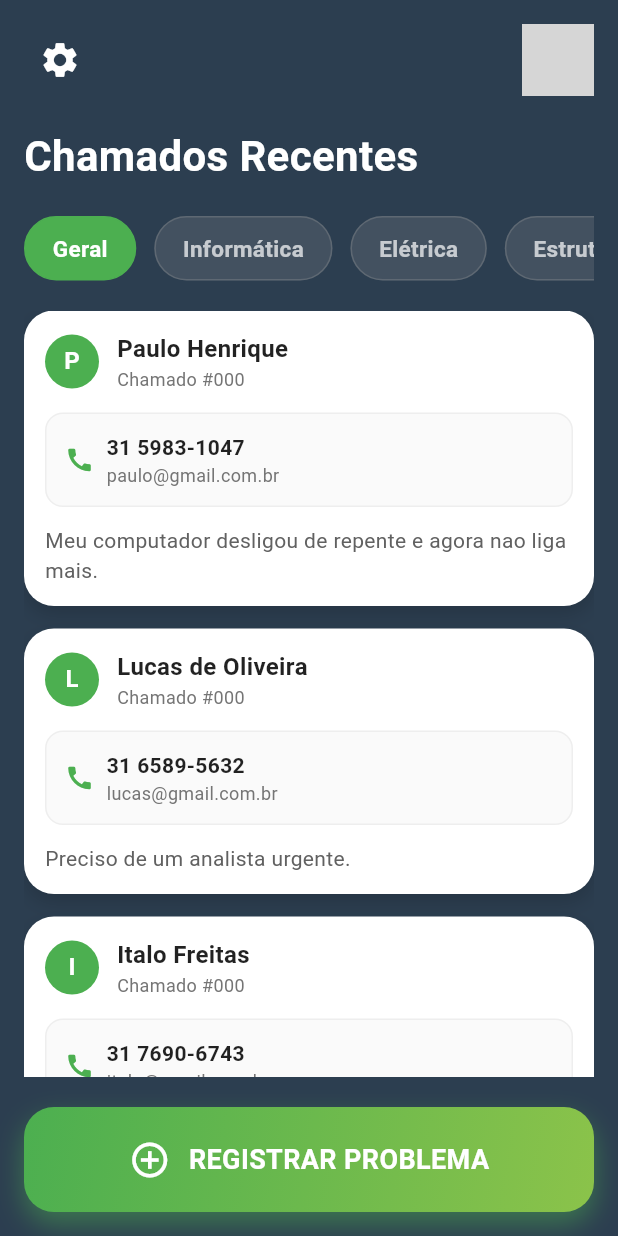
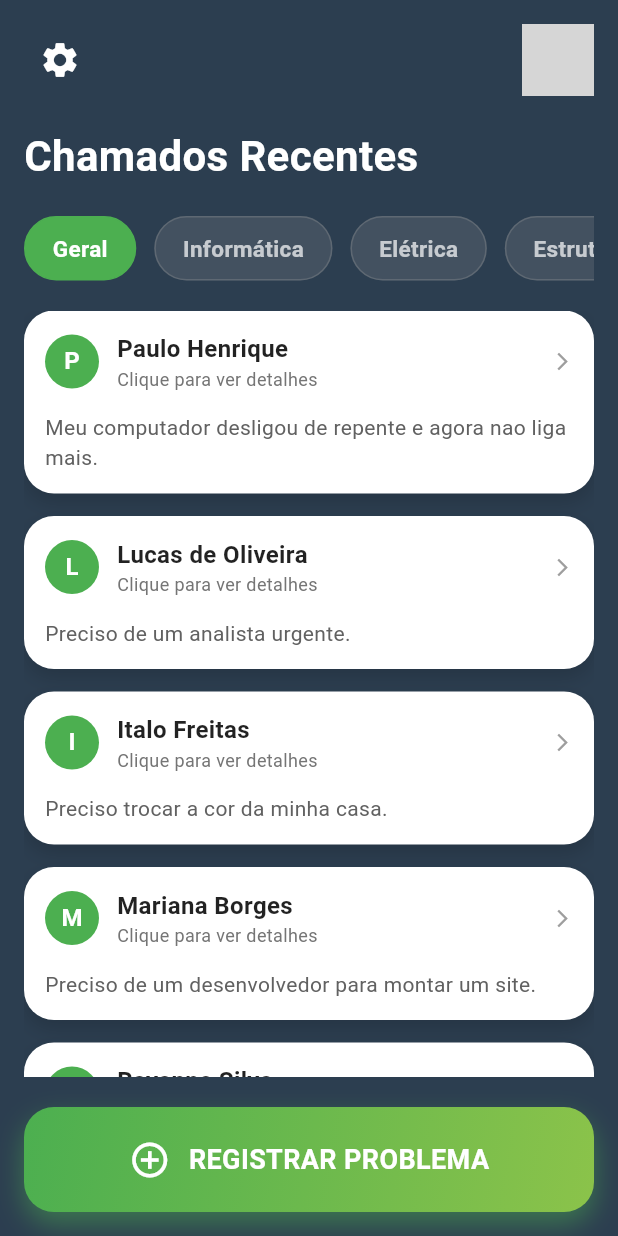
Before and after one commit to kauapcota-sketch/P.I_Work_Fast, a Flutter app: the TelaLista screen opened directly, on a phone screen of 412 x 824 dp. Run offline on Flutter 3.47's test engine with Material 3 defaults, Android fonts, the phone set to English and light mode, and no system bars; our stand-ins replace hive_flutter, image_picker; accounts and stored records are empty; network calls fail; grey boxes are pictures that could not be loaded.

Commit message:
funcionando2

```diff
--- a/workfast/lib/buscar_trabalho.dart
+++ b/workfast/lib/buscar_trabalho.dart
@@ -1,7 +1,8 @@
 import 'package:flutter/material.dart';
 import 'package:workfast/perfil.dart';
 import 'package:workfast/registrar_problema_page.dart';
-import 'package:workfast/chamado_model.dart'; // Mudei de "chamado_model.dart" (com espaço) para "chamado_model.dart" (com underline)
+import 'package:workfast/chamado_model.dart';
+import 'package:workfast/detalhes_chamado_page.dart'; // Importa a nova tela de detalhes
 
 void main() {
   runApp(const busctrabalho());
@@ -50,22 +51,19 @@ class _TelaListaState extends State<TelaLista> {
   @override
   Widget build(BuildContext context) {
     return Scaffold(
-      backgroundColor: const Color(0xFF2C3E50), // Fundo escuro para contraste
+      backgroundColor: const Color(0xFF2C3E50),
       body: SafeArea(
         child: Padding(
           padding: const EdgeInsets.all(16),
           child: Column(
             children: [
-              // 🔝 TOPO - Configurações e Avatar
               Row(
                 mainAxisAlignment: MainAxisAlignment.spaceBetween,
                 children: [
                   IconButton(
                     icon: const Icon(Icons.settings,
                         color: Colors.white, size: 28),
-                    onPressed: () {
-                      // Ação para configurações
-                    },
+                    onPressed: () {},
                   ),
                   GestureDetector(
                     onTap: () {
@@ -78,16 +76,13 @@ class _TelaListaState extends State<TelaLista> {
                     },
                     child: const CircleAvatar(
                       radius: 24,
-                      backgroundImage: NetworkImage(
-                          'https://i.pravatar.cc/100?img=3'), // Imagem de avatar dinâmica
+                      backgroundImage:
+                          NetworkImage('https://i.pravatar.cc/100?img=3'),
                     ),
                   ),
                 ],
               ),
-
               const SizedBox(height: 20),
-
-              // Título da Página
               const Align(
                 alignment: Alignment.centerLeft,
                 child: Text(
@@ -100,8 +95,6 @@ class _TelaListaState extends State<TelaLista> {
                 ),
               ),
               const SizedBox(height: 20),
-
-              // 🏷️ CATEGORIAS - Botões clicáveis
               SingleChildScrollView(
                 scrollDirection: Axis.horizontal,
                 child: Row(
@@ -114,10 +107,7 @@ class _TelaListaState extends State<TelaLista> {
                   ],
                 ),
               ),
-
               const SizedBox(height: 20),
-
-              // 📋 LISTA DE CHAMADOS
               Expanded(
                 child: _chamadosExibidos.isEmpty
                     ? const Center(
@@ -133,19 +123,12 @@ class _TelaListaState extends State<TelaLista> {
                           return Padding(
                             padding: const EdgeInsets.only(bottom: 15),
                             child: CardChamado(
-                              nome: chamado.nome,
-                              descricao: chamado.descricao,
-                              telefone: chamado.telefone,
-                              email: chamado.email,
-                            ),
+                                chamado: chamado), // Passa o objeto completo
                           );
                         },
                       ),
               ),
-
               const SizedBox(height: 20),
-
-              // 📸 BOTÃO INFERIOR - REGISTRAR PROBLEMA
               GestureDetector(
                 onTap: () {
                   Navigator.push(
@@ -160,10 +143,7 @@ class _TelaListaState extends State<TelaLista> {
                   width: double.infinity,
                   decoration: BoxDecoration(
                     gradient: const LinearGradient(
-                      colors: [
-                        Color(0xFF4CAF50),
-                        Color(0xFF8BC34A)
-                      ], // Gradiente de verde
+                      colors: [Color(0xFF4CAF50), Color(0xFF8BC34A)],
                       begin: Alignment.topLeft,
                       end: Alignment.bottomRight,
                     ),
@@ -238,24 +218,24 @@ class _TelaListaState extends State<TelaLista> {
   }
 }
 
-// 🧩 CARD MODERNO
 class CardChamado extends StatelessWidget {
-  final String nome;
-  final String descricao;
-  final String telefone;
-  final String email;
+  final Chamado chamado;
 
-  const CardChamado({
-    super.key,
-    required this.nome,
-    required this.descricao,
-    required this.telefone,
-    required this.email,
-  });
+  const CardChamado({super.key, required this.chamado});
 
   @override
   Widget build(BuildContext context) {
-    return Container(
+    return GestureDetector(
+      onTap: () {
+        // NAVEGAÇÃO PARA A TELA DE DETALHES
+        Navigator.push(
+          context,
+          MaterialPageRoute(
+            builder: (context) => DetalhesChamadoPage(chamado: chamado),
+          ),
+        );
+      },
+      child: Container(
         padding: const EdgeInsets.all(14),
         decoration: BoxDecoration(
           color: Colors.white,
@@ -271,14 +251,13 @@ class CardChamado extends StatelessWidget {
         child: Column(
           crossAxisAlignment: CrossAxisAlignment.start,
           children: [
-          // 👤 NOME
             Row(
               children: [
                 CircleAvatar(
                   radius: 18,
                   backgroundColor: const Color(0xFF4CAF50),
                   child: Text(
-                  nome[0].toUpperCase(),
+                    chamado.nome[0].toUpperCase(),
                     style: const TextStyle(
                         color: Colors.white, fontWeight: FontWeight.bold),
                   ),
@@ -289,7 +268,7 @@ class CardChamado extends StatelessWidget {
                     crossAxisAlignment: CrossAxisAlignment.start,
                     children: [
                       Text(
-                      nome,
+                        chamado.nome,
                         style: const TextStyle(
                           fontSize: 16,
                           fontWeight: FontWeight.bold,
@@ -297,62 +276,27 @@ class CardChamado extends StatelessWidget {
                         ),
                       ),
                       Text(
-                      'Chamado #${DateTime.now().millisecondsSinceEpoch.toString().substring(8, 11)}',
+                        'Clique para ver detalhes',
                         style: TextStyle(
-                        fontSize: 12,
-                        color: Colors.grey.shade600,
-                      ),
-                    ),
-                  ],
-                ),
-              )
-            ],
-          ),
-
-          const SizedBox(height: 14),
-
-          // 📞 CONTATO
-          Container(
-            padding: const EdgeInsets.all(12),
-            decoration: BoxDecoration(
-              color: Colors.grey.shade50,
-              borderRadius: BorderRadius.circular(12),
-              border: Border.all(color: Colors.grey.shade200),
-            ),
-            child: Row(
-              children: [
-                const Icon(Icons.call, color: Color(0xFF4CAF50), size: 20),
-                const SizedBox(width: 8),
-                Expanded(
-                  child: Column(
-                    crossAxisAlignment: CrossAxisAlignment.start,
-                    children: [
-                      Text(telefone,
-                          style: const TextStyle(
-                              fontWeight: FontWeight.w600,
-                              color: Colors.black87)),
-                      Text(email,
-                          style: TextStyle(
-                              fontSize: 12, color: Colors.grey.shade600)),
-                    ],
-                  ),
+                            fontSize: 12, color: Colors.grey.shade600),
                       ),
                     ],
                   ),
                 ),
-
-          const SizedBox(height: 12),
-
-          // 📝 DESCRIÇÃO
+                const Icon(Icons.arrow_forward_ios,
+                    size: 14, color: Colors.grey),
+              ],
+            ),
+            const SizedBox(height: 14),
             Text(
-            descricao,
+              chamado.descricao,
+              maxLines: 2,
+              overflow: TextOverflow.ellipsis,
               style: TextStyle(
-              fontSize: 14,
-              height: 1.4,
-              color: Colors.grey.shade700,
-            ),
+                  fontSize: 14, height: 1.4, color: Colors.grey.shade700),
             ),
           ],
+        ),
       ),
     );
   }
--- a/workfast/lib/chamado_model.dart
+++ b/workfast/lib/chamado_model.dart
@@ -21,9 +21,8 @@ class Chamado {
   });
 }
 
-// ESTA CLASSE ESTAVA FALTANDO NO SEU ARQUIVO:
 class ChamadoService {
-  static final List<Chamado> _todosChamados = [
+  static List<Chamado> _todosChamados = [
     Chamado(
       nome: 'Paulo Henrique',
       descricao: 'Meu computador desligou de repente e agora nao liga mais.',
--- a/workfast/lib/estrutural_trabalho.dart
+++ b/workfast/lib/estrutural_trabalho.dart
@@ -1,14 +1,13 @@
 import 'package:flutter/material.dart';
-import 'package:workfast/buscar_trabalho.dart';
 import 'package:workfast/chamado_model.dart';
+import 'package:workfast/main.dart'; // Importa o CardChamado
 
 class EstruturalTrabalho extends StatelessWidget {
   const EstruturalTrabalho({super.key});
 
   @override
   Widget build(BuildContext context) {
-    final estruturalChamados =
-        ChamadoService.getChamadosPorCategoria(CategoriaChamado.estrutural);
+    final estruturalChamados = ChamadoService.getChamadosPorCategoria(CategoriaChamado.estrutural);
 
     return Scaffold(
       backgroundColor: const Color(0xFF2C3E50),
@@ -36,12 +35,7 @@ class EstruturalTrabalho extends StatelessWidget {
                 final chamado = estruturalChamados[index];
                 return Padding(
                   padding: const EdgeInsets.only(bottom: 15),
-                  child: CardChamado(
-                    nome: chamado.nome,
-                    descricao: chamado.descricao,
-                    telefone: chamado.telefone,
-                    email: chamado.email,
-                  ),
+                  child: CardChamado(chamado: chamado),
                 );
               },
             ),
--- a/workfast/lib/informatica_trabalho.dart
+++ b/workfast/lib/informatica_trabalho.dart
@@ -1,14 +1,13 @@
 import 'package:flutter/material.dart';
-import 'package:workfast/buscar_trabalho.dart';
 import 'package:workfast/chamado_model.dart';
+import 'package:workfast/main.dart'; // Importa o CardChamado
 
 class InformaticaTrabalho extends StatelessWidget {
   const InformaticaTrabalho({super.key});
 
   @override
   Widget build(BuildContext context) {
-    final informaticaChamados =
-        ChamadoService.getChamadosPorCategoria(CategoriaChamado.informatica);
+    final informaticaChamados = ChamadoService.getChamadosPorCategoria(CategoriaChamado.informatica);
 
     return Scaffold(
       backgroundColor: const Color(0xFF2C3E50),
@@ -36,12 +35,7 @@ class InformaticaTrabalho extends StatelessWidget {
                 final chamado = informaticaChamados[index];
                 return Padding(
                   padding: const EdgeInsets.only(bottom: 15),
-                  child: CardChamado(
-                    nome: chamado.nome,
-                    descricao: chamado.descricao,
-                    telefone: chamado.telefone,
-                    email: chamado.email,
-                  ),
+                  child: CardChamado(chamado: chamado),
                 );
               },
             ),
```
Also changed, not shown: workfast/lib/Eletrica_trabalho.dart (+3 -74 lines), workfast/lib/detalhes_chamado_page.dart (added, +246 -0 lines). Lines whose indentation alone changed are shown as unchanged.
